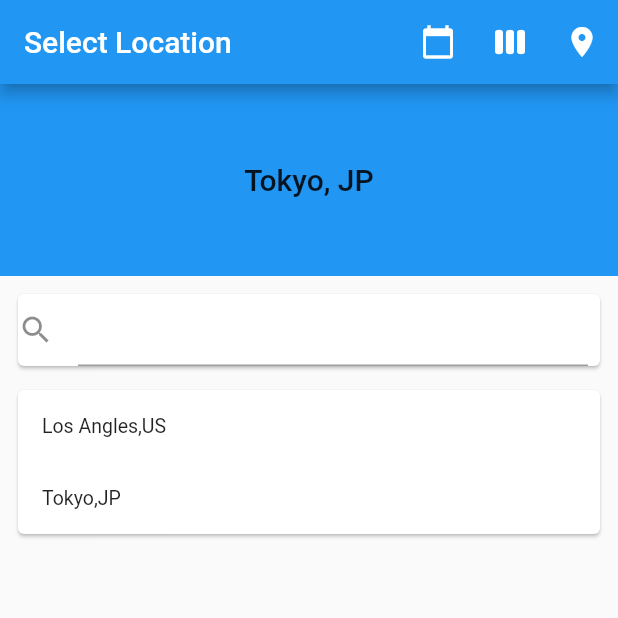
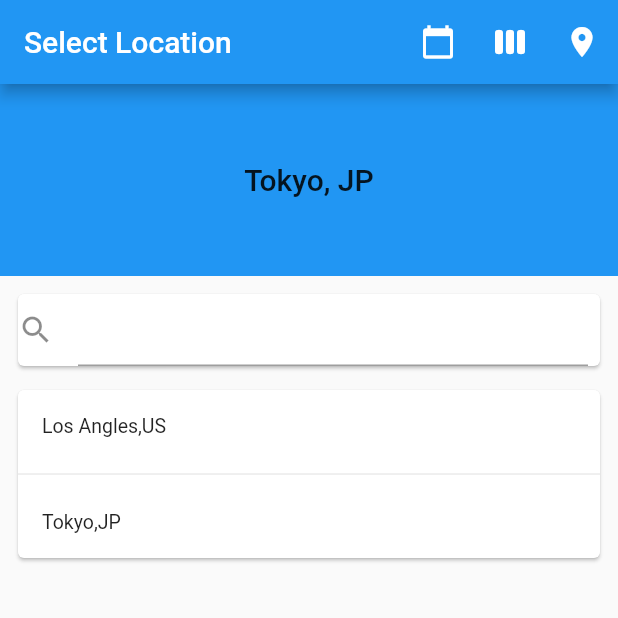
Before and after one commit to hungrymonkey/weather_app, a Flutter app: the screen it shows after launch, after a tap on the "view week" icon, after a tap on the "location on" icon, on a phone screen of 412 x 824 dp, the top half of it. Run offline on Flutter 3.47's test engine with Material 2 defaults, Android fonts, the phone set to English and light mode, and no system bars; network calls fail.

Commit message:
Gonna just copy over lots of code and hacking it and changing it since I cannot figure out what is different with my code that messes up

```diff
--- a/lib/views/location.dart
+++ b/lib/views/location.dart
@@ -22,15 +22,14 @@ class _LocationPage extends State<LocationPage>{
 
   @override
   Widget build(BuildContext context){
-    print('********* Location Page ');
+    print('********* Location Page');
     final TextStyle captionTextStyle = Theme.of(context).textTheme.title;
     return new Scaffold(
       body: new CustomScrollView(
         slivers: <Widget>[
           new SliverAppBar(
               expandedHeight: _kFlexibleSpaceMaxHeight,
-              floating: true,
-              snap: true,
+              pinned: true,
               flexibleSpace: new FlexibleSpaceBar(
                   background: new Stack(
                     fit: StackFit.expand,
@@ -73,7 +72,8 @@ class _LocationPage extends State<LocationPage>{
                   child: new Column(
                       children: <Widget>[
                         _createEntry(context, "Los Angles,US"),
-                        _createEntry(context, "Tokyo,JP")
+                      const Divider(),
+                      _createEntry(context, "Tokyo,JP")
                       ]
                   ),
                 )
```
